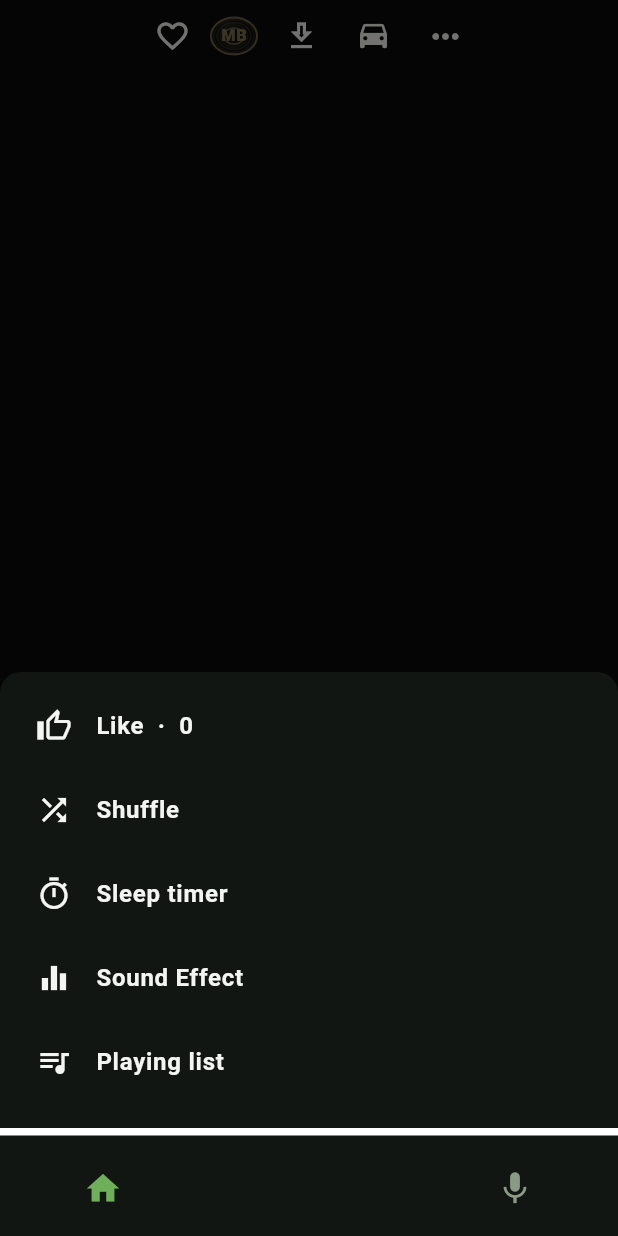
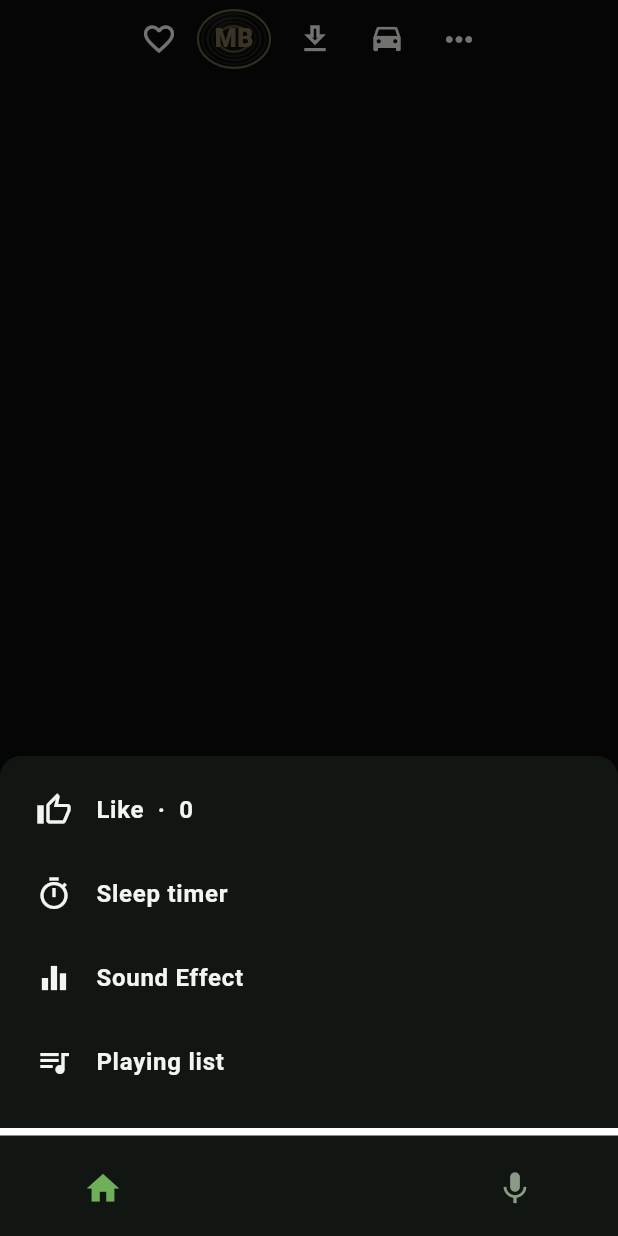
Before and after one commit to inceptionforgs/PLAYER-UI-CENTERIC, a Flutter app: the NowPlayingActions widget shown alone on an empty page, opened directly with empty values, after a tap on the "keyboard control" icon, on a phone screen of 412 x 824 dp. Run offline on Flutter 3.47's test engine with Material 3 defaults, Android fonts, the phone set to English and light mode, and no system bars; our stand-ins replace audio_service, cached_network_image, camera, connectivity_plus, flutter_cache_manager, flutter_dotenv and 9 more; missing offline and left inert: audio_session, background_downloader, google_mlkit_face_detection, just_audio_platform_interface; accounts and stored records are empty; network calls fail; statements that could not run were skipped.

Commit message:
Update now_playing_actions.dart

```diff
--- a/lib/screens/player/widgets/now_playing_actions.dart
+++ b/lib/screens/player/widgets/now_playing_actions.dart
@@ -141,12 +141,10 @@ class NowPlayingActions extends StatelessWidget {
         isDownloading: isDownloading,
         isTimerActive: isTimerActive,
         isLiked: isLiked,
-        isShuffleOn: isShuffleOn,
         likeCount: likeCount,
         favoritesProvider: favoritesProvider,
         downloadsProvider: downloadsProvider,
         likesProvider: likesProvider,
-        playerProvider: playerProvider,
       );
     }
 
@@ -297,12 +295,10 @@ class NowPlayingActions extends StatelessWidget {
     required bool isDownloading,
     required bool isTimerActive,
     required bool isLiked,
-    required bool isShuffleOn,
     required int likeCount,
     required FavoritesProvider favoritesProvider,
     required DownloadsProvider downloadsProvider,
     required LikesProvider likesProvider,
-    required PlayerProvider playerProvider,
   }) {
     final muted = t.textPrimary.withOpacity(0.85);
     return Row(
@@ -319,7 +315,7 @@ class NowPlayingActions extends StatelessWidget {
         Padding(
           padding: const EdgeInsets.only(right: 4),
           child: MewatiBassButton(
-            size: 34,
+            size: 52,
             active: context.watch<ThemeProvider>().mewatiBassOn,
             onPressed: () => _toggleMewatiBass(context),
           ),
@@ -339,11 +335,9 @@ class NowPlayingActions extends StatelessWidget {
             t: t,
             song: song,
             isLiked: isLiked,
-            isShuffleOn: isShuffleOn,
             isTimerActive: isTimerActive,
             likeCount: likeCount,
             likesProvider: likesProvider,
-            playerProvider: playerProvider,
           ),
         ),
       ],
@@ -416,11 +410,9 @@ class NowPlayingActions extends StatelessWidget {
     required dynamic t,
     required Song song,
     required bool isLiked,
-    required bool isShuffleOn,
     required bool isTimerActive,
     required int likeCount,
     required LikesProvider likesProvider,
-    required PlayerProvider playerProvider,
   }) {
     showGeneralDialog<void>(
       context: context,
@@ -475,15 +467,6 @@ class NowPlayingActions extends StatelessWidget {
                       },
                     ),
                     item(
-                      icon: Icons.shuffle,
-                      iconColor: isShuffleOn ? t.accent : t.textPrimary,
-                      label: isShuffleOn ? 'Shuffle on' : 'Shuffle',
-                      onTap: () {
-                        Navigator.pop(sheet);
-                        playerProvider.toggleShuffle();
-                      },
-                    ),
-                    item(
                       icon: Icons.timer_outlined,
                       iconColor: isTimerActive ? t.accent : t.textPrimary,
                       label: 'Sleep timer',
```
